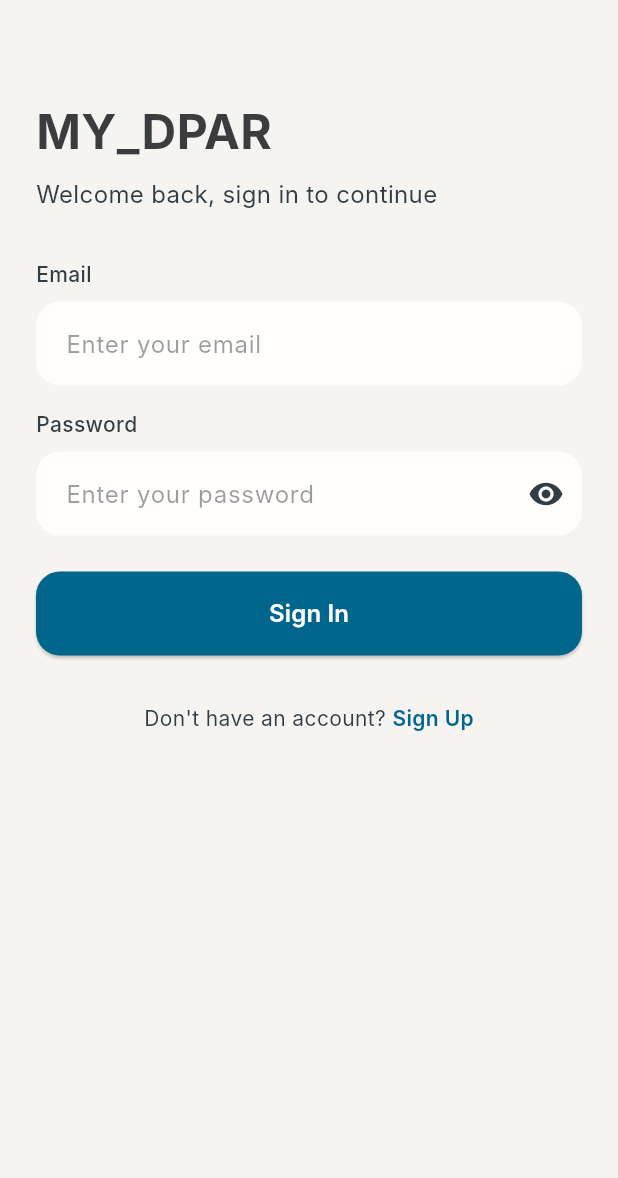
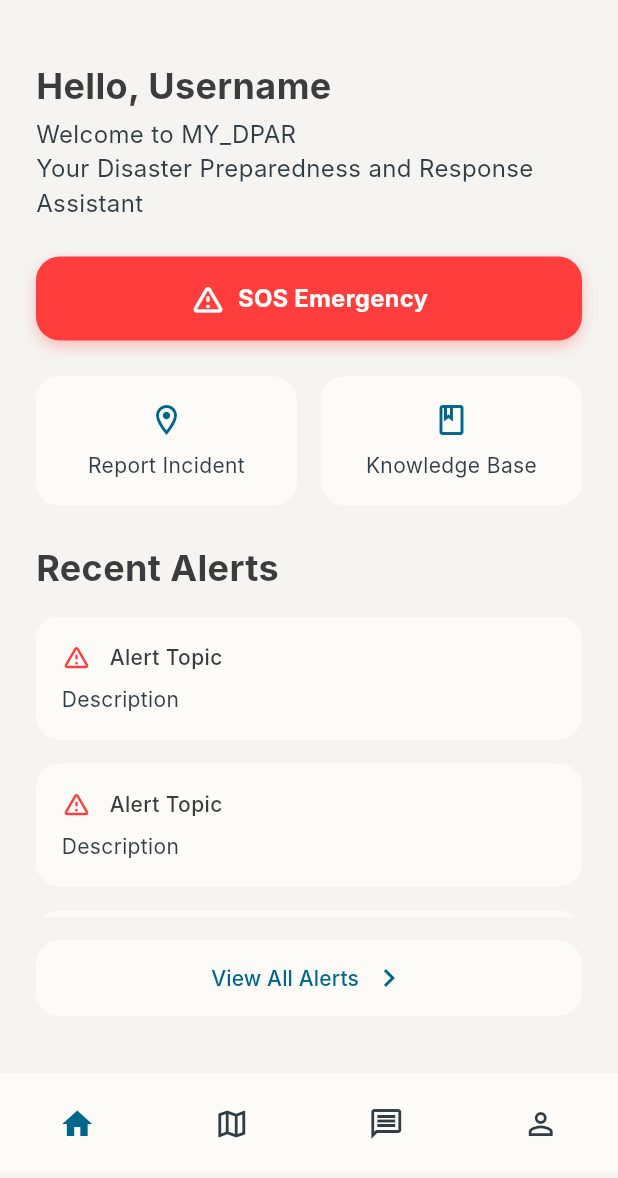
Before and after one commit to EnRui11/MY_DPAR, a Flutter app: the screen it shows after launch, after a tap on "Sign In", on a phone screen of 412 x 824 dp. Shown: the top 1178 px of the screen. Run offline on Flutter 3.47's test engine with Material 3 defaults, Android fonts, the phone set to English and light mode, and no system bars; Roboto replaces fonts that are missing (Inter).

Commit message:
Home Page interface

```diff
--- /dev/null
+++ b/lib/screens/home_screen.dart
@@ -0,0 +1,308 @@
+import 'package:flutter/material.dart';
+import 'package:mydpar/theme/color_theme.dart';
+
+class HomeScreen extends StatelessWidget {
+  const HomeScreen({super.key});
+
+  @override
+  Widget build(BuildContext context) {
+    return Scaffold(
+      backgroundColor: AppColors.bg200,
+      body: SafeArea(
+        child: Stack(
+          children: [
+            SingleChildScrollView(
+              padding: const EdgeInsets.all(24.0),
+              child: Column(
+                crossAxisAlignment: CrossAxisAlignment.start,
+                children: [
+                  const SizedBox(height: 16),
+                  Text(
+                    'Hello, Username',
+                    style: TextStyle(
+                      fontSize: 24,
+                      fontWeight: FontWeight.bold,
+                      color: AppColors.primary300,
+                    ),
+                  ),
+                  const SizedBox(height: 4),
+                  Text(
+                    'Welcome to MY_DPAR',
+                    style: TextStyle(
+                      fontSize: 16,
+                      color: AppColors.text200,
+                    ),
+                  ),
+                  Text(
+                    'Your Disaster Preparedness and Response Assistant',
+                    style: TextStyle(
+                      fontSize: 16,
+                      color: AppColors.text200,
+                    ),
+                  ),
+                  const SizedBox(height: 24),
+
+                  // SOS Button
+                  _buildSOSButton(),
+                  const SizedBox(height: 24),
+
+                  // Quick Actions
+                  _buildQuickActions(),
+                  const SizedBox(height: 24),
+
+                  // Recent Alerts
+                  Text(
+                    'Recent Alerts',
+                    style: TextStyle(
+                      fontSize: 24,
+                      fontWeight: FontWeight.bold,
+                      color: AppColors.primary300,
+                    ),
+                  ),
+                  const SizedBox(height: 16),
+                  _buildAlertsList(),
+                  const SizedBox(height: 16),
+                  _buildViewAllButton(),
+                  const SizedBox(height: 80), // Space for bottom navigation
+                ],
+              ),
+            ),
+            _buildBottomNavigation(),
+          ],
+        ),
+      ),
+    );
+  }
+
+  Widget _buildSOSButton() {
+    return Container(
+      width: double.infinity,
+      decoration: BoxDecoration(
+        color: AppColors.warning,
+        borderRadius: BorderRadius.circular(16),
+        boxShadow: [
+          BoxShadow(
+            color: AppColors.warning.withOpacity(0.3),
+            blurRadius: 8,
+            offset: const Offset(0, 4),
+          ),
+        ],
+      ),
+      child: MaterialButton(
+        onPressed: () {
+          // TODO: Implement SOS functionality
+        },
+        shape: RoundedRectangleBorder(borderRadius: BorderRadius.circular(16)),
+        padding: const EdgeInsets.symmetric(vertical: 16),
+        child: Row(
+          mainAxisAlignment: MainAxisAlignment.center,
+          children: [
+            Icon(Icons.warning_amber_rounded, color: AppColors.bg100, size: 24),
+            const SizedBox(width: 8),
+            Text(
+              'SOS Emergency',
+              style: TextStyle(
+                color: AppColors.bg100,
+                fontSize: 16,
+                fontWeight: FontWeight.bold,
+              ),
+            ),
+          ],
+        ),
+      ),
+    );
+  }
+
+  Widget _buildQuickActions() {
+    return Row(
+      children: [
+        Expanded(
+          child: _buildActionCard(
+            icon: Icons.location_on_outlined,
+            label: 'Report Incident',
+            onTap: () {
+              // TODO: Navigate to incident reporting
+            },
+          ),
+        ),
+        const SizedBox(width: 16),
+        Expanded(
+          child: _buildActionCard(
+            icon: Icons.book_outlined,
+            label: 'Knowledge Base',
+            onTap: () {
+              // TODO: Navigate to knowledge base
+            },
+          ),
+        ),
+      ],
+    );
+  }
+
+  Widget _buildActionCard({
+    required IconData icon,
+    required String label,
+    required VoidCallback onTap,
+  }) {
+    return Container(
+      decoration: BoxDecoration(
+        color: AppColors.bg100.withOpacity(0.7),
+        borderRadius: BorderRadius.circular(16),
+        border: Border.all(color: AppColors.bg100.withOpacity(0.2)),
+      ),
+      child: InkWell(
+        onTap: onTap,
+        borderRadius: BorderRadius.circular(16),
+        child: Padding(
+          padding: const EdgeInsets.all(16),
+          child: Column(
+            mainAxisSize: MainAxisSize.min,
+            children: [
+              Icon(icon, color: AppColors.accent200, size: 24),
+              const SizedBox(height: 8),
+              Text(
+                label,
+                style: TextStyle(
+                  color: AppColors.text200,
+                  fontSize: 14,
+                ),
+                textAlign: TextAlign.center,
+              ),
+            ],
+          ),
+        ),
+      ),
+    );
+  }
+
+  Widget _buildAlertsList() {
+    return Container(
+      constraints: const BoxConstraints(maxHeight: 200),
+      child: SingleChildScrollView(
+        child: Column(
+          children: List.generate(
+            3,
+            (index) => Padding(
+              padding: const EdgeInsets.only(bottom: 16),
+              child: _buildAlertCard(
+                topic: 'Alert Topic',
+                description: 'Description',
+              ),
+            ),
+          ),
+        ),
+      ),
+    );
+  }
+
+  Widget _buildAlertCard({required String topic, required String description}) {
+    return Container(
+      decoration: BoxDecoration(
+        color: AppColors.bg100.withOpacity(0.7),
+        borderRadius: BorderRadius.circular(16),
+        border: Border.all(color: AppColors.bg100.withOpacity(0.2)),
+      ),
+      child: Padding(
+        padding: const EdgeInsets.all(16),
+        child: Column(
+          crossAxisAlignment: CrossAxisAlignment.start,
+          children: [
+            Row(
+              children: [
+                Icon(Icons.warning_amber_rounded,
+                    color: AppColors.warning, size: 20),
+                const SizedBox(width: 12),
+                Text(
+                  topic,
+                  style: TextStyle(
+                    fontWeight: FontWeight.w500,
+                    color: AppColors.primary300,
+                  ),
+                ),
+              ],
+            ),
+            const SizedBox(height: 8),
+            Text(
+              description,
+              style: TextStyle(
+                color: AppColors.text200,
+                fontSize: 14,
+              ),
+            ),
+          ],
+        ),
+      ),
+    );
+  }
+
+  Widget _buildViewAllButton() {
+    return Container(
+      decoration: BoxDecoration(
+        color: AppColors.bg100.withOpacity(0.7),
+        borderRadius: BorderRadius.circular(16),
+        border: Border.all(color: AppColors.bg100.withOpacity(0.2)),
+      ),
+      child: MaterialButton(
+        onPressed: () {
+          // TODO: Navigate to all alerts
+        },
+        shape: RoundedRectangleBorder(borderRadius: BorderRadius.circular(16)),
+        child: Row(
+          mainAxisAlignment: MainAxisAlignment.center,
+          children: [
+            Text(
+              'View All Alerts',
+              style: TextStyle(
+                color: AppColors.accent200,
+                fontWeight: FontWeight.w500,
+              ),
+            ),
+            const SizedBox(width: 8),
+            Icon(Icons.chevron_right, color: AppColors.accent200),
+          ],
+        ),
+      ),
+    );
+  }
+
+  Widget _buildBottomNavigation() {
+    return Positioned(
+      bottom: 0,
+      left: 0,
+      right: 0,
+      child: Container(
+        decoration: BoxDecoration(
+          color: AppColors.bg100.withOpacity(0.7),
+          border: Border(
+            top: BorderSide(color: AppColors.bg100.withOpacity(0.2)),
+          ),
+        ),
+        child: SafeArea(
+          top: false,
+          child: Padding(
+            padding: const EdgeInsets.symmetric(vertical: 8),
+            child: Row(
+              mainAxisAlignment: MainAxisAlignment.spaceAround,
+              children: [
+                _buildNavItem(Icons.home, true),
+                _buildNavItem(Icons.map_outlined, false),
+                _buildNavItem(Icons.message_outlined, false),
+                _buildNavItem(Icons.person_outline, false),
+              ],
+            ),
+          ),
+        ),
+      ),
+    );
+  }
+
+  Widget _buildNavItem(IconData icon, bool isActive) {
+    return IconButton(
+      icon: Icon(icon),
+      color: isActive ? AppColors.accent200 : AppColors.text200,
+      onPressed: () {
+        // TODO: Implement navigation
+      },
+    );
+  }
+}
--- a/lib/screens/login_screen.dart
+++ b/lib/screens/login_screen.dart
@@ -1,6 +1,7 @@
 import 'package:flutter/material.dart';
 import 'package:mydpar/screens/register_screen.dart';
 import 'package:mydpar/theme/color_theme.dart';
+import 'package:mydpar/screens/home_screen.dart';
 
 class LoginScreen extends StatefulWidget {
   const LoginScreen({super.key});
@@ -120,7 +121,11 @@ class _LoginScreenState extends State<LoginScreen> {
               // Sign In Button
               ElevatedButton(
                 onPressed: () {
-                  // TODO: Implement sign in logic
+                  // Navigate to home screen and remove all previous routes
+                  Navigator.pushReplacement(
+                    context,
+                    MaterialPageRoute(builder: (context) => const HomeScreen()),
+                  );
                 },
                 style: ElevatedButton.styleFrom(
                   backgroundColor: AppColors.accent200,
```
Also changed, not shown: 1 other file.
